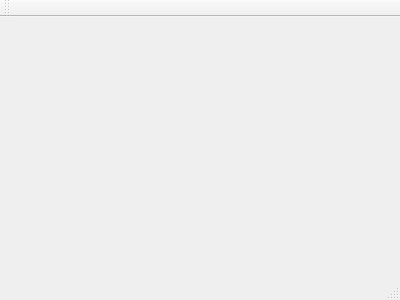
Qt form mainwindow.ui (Towerism/Qt_Aggie-Snap) before a commit.
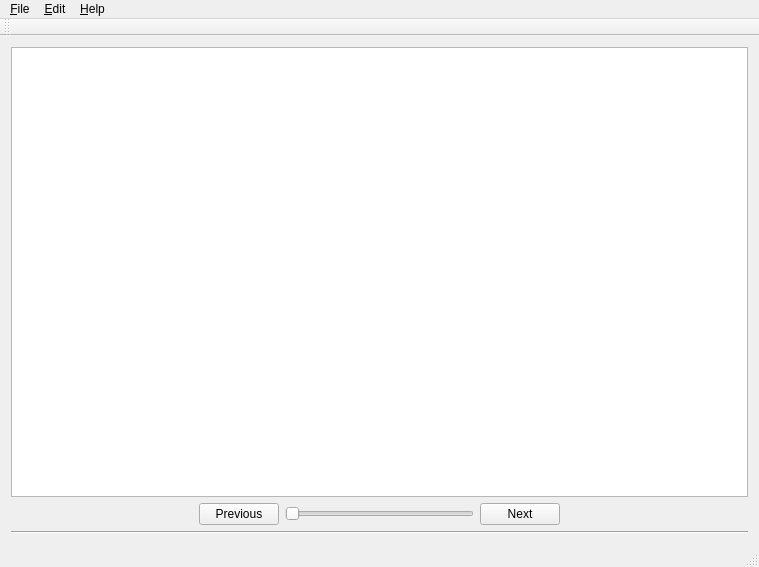
The same form after that commit.

The edit to the form file:
```diff
--- a/mainwindow.ui
+++ b/mainwindow.ui
@@ -1,24 +1,164 @@
 <ui version="4.0">
  <class>MainWindow</class>
- <widget class="QMainWindow" name="MainWindow" >
-  <property name="geometry" >
+ <widget class="QMainWindow" name="MainWindow">
+  <property name="geometry">
    <rect>
     <x>0</x>
     <y>0</y>
-    <width>400</width>
-    <height>300</height>
+    <width>759</width>
+    <height>567</height>
    </rect>
   </property>
   <property name="windowTitle" >
    <string>MainWindow</string>
   </property>
-  <widget class="QMenuBar" name="menuBar" />
-  <widget class="QToolBar" name="mainToolBar" />
-  <widget class="QWidget" name="centralWidget" />
-  <widget class="QStatusBar" name="statusBar" />
+  <widget class="QWidget" name="centralWidget">
+   <layout class="QVBoxLayout" name="verticalLayout">
+    <item>
+     <widget class="QGraphicsView" name="graphicsView"/>
+    </item>
+    <item>
+     <layout class="QHBoxLayout" name="horizontalLayout">
+      <item>
+       <spacer name="horizontalSpacer">
+        <property name="orientation">
+         <enum>Qt::Horizontal</enum>
+        </property>
+        <property name="sizeHint" stdset="0">
+         <size>
+          <width>40</width>
+          <height>20</height>
+         </size>
+        </property>
+       </spacer>
+      </item>
+      <item>
+       <widget class="QPushButton" name="previousButton">
+        <property name="text">
+         <string>Previous</string>
+        </property>
+       </widget>
+      </item>
+      <item>
+       <widget class="QSlider" name="horizontalSlider">
+        <property name="orientation">
+         <enum>Qt::Horizontal</enum>
+        </property>
+       </widget>
+      </item>
+      <item>
+       <widget class="QPushButton" name="nextButton">
+        <property name="text">
+         <string>Next</string>
+        </property>
+       </widget>
+      </item>
+      <item>
+       <spacer name="horizontalSpacer_2">
+        <property name="orientation">
+         <enum>Qt::Horizontal</enum>
+        </property>
+        <property name="sizeHint" stdset="0">
+         <size>
+          <width>40</width>
+          <height>20</height>
+         </size>
+        </property>
+       </spacer>
+      </item>
+     </layout>
+    </item>
+    <item>
+     <widget class="Line" name="line">
+      <property name="orientation">
+       <enum>Qt::Horizontal</enum>
+      </property>
+     </widget>
+    </item>
+   </layout>
+  </widget>
+  <widget class="QMenuBar" name="menuBar">
+   <property name="geometry">
+    <rect>
+     <x>0</x>
+     <y>0</y>
+     <width>759</width>
+     <height>26</height>
+    </rect>
+   </property>
+   <widget class="QMenu" name="menu_File">
+    <property name="title">
+     <string>&amp;File</string>
+    </property>
+    <addaction name="action_Open_Image"/>
+    <addaction name="action_Download_Image"/>
+    <addaction name="separator"/>
+    <addaction name="action_Quit"/>
+   </widget>
+   <widget class="QMenu" name="menuEdit">
+    <property name="title">
+     <string>&amp;Edit</string>
+    </property>
+    <addaction name="action_Filter_Images"/>
+    <addaction name="action_Delete_Image"/>
+   </widget>
+   <widget class="QMenu" name="menuHelp">
+    <property name="title">
+     <string>&amp;Help</string>
+    </property>
+    <addaction name="action_About_AgSnap"/>
+   </widget>
+   <addaction name="menu_File"/>
+   <addaction name="menuEdit"/>
+   <addaction name="menuHelp"/>
+  </widget>
+  <widget class="QToolBar" name="mainToolBar">
+   <attribute name="toolBarArea">
+    <enum>TopToolBarArea</enum>
+   </attribute>
+   <attribute name="toolBarBreak">
+    <bool>false</bool>
+   </attribute>
+  </widget>
+  <widget class="QStatusBar" name="statusBar"/>
+  <action name="action_Open_Image">
+   <property name="text">
+    <string>&amp;Open Image...</string>
+   </property>
+  </action>
+  <action name="action_Download_Image">
+   <property name="text">
+    <string>&amp;Download Image...</string>
+   </property>
+  </action>
+  <action name="action_Quit">
+   <property name="text">
+    <string>&amp;Quit</string>
+   </property>
+   <property name="statusTip">
+    <string>Quit the application</string>
+   </property>
+   <property name="shortcut">
+    <string>Ctrl+Q</string>
+   </property>
+  </action>
+  <action name="action_Filter_Images">
+   <property name="text">
+    <string>&amp;Filter Images...</string>
+   </property>
+  </action>
+  <action name="action_Delete_Image">
+   <property name="text">
+    <string>&amp;Delete Image</string>
+   </property>
+  </action>
+  <action name="action_About_AgSnap">
+   <property name="text">
+    <string>About Aggie Snap</string>
+   </property>
+  </action>
  </widget>
- <layoutDefault spacing="6" margin="11" />
- <pixmapfunction></pixmapfunction>
+ <layoutdefault spacing="6" margin="11"/>
  <resources/>
  <connections/>
 </ui>
```
Left out of the diff: 3 changed lines with no effect on the pictures.
